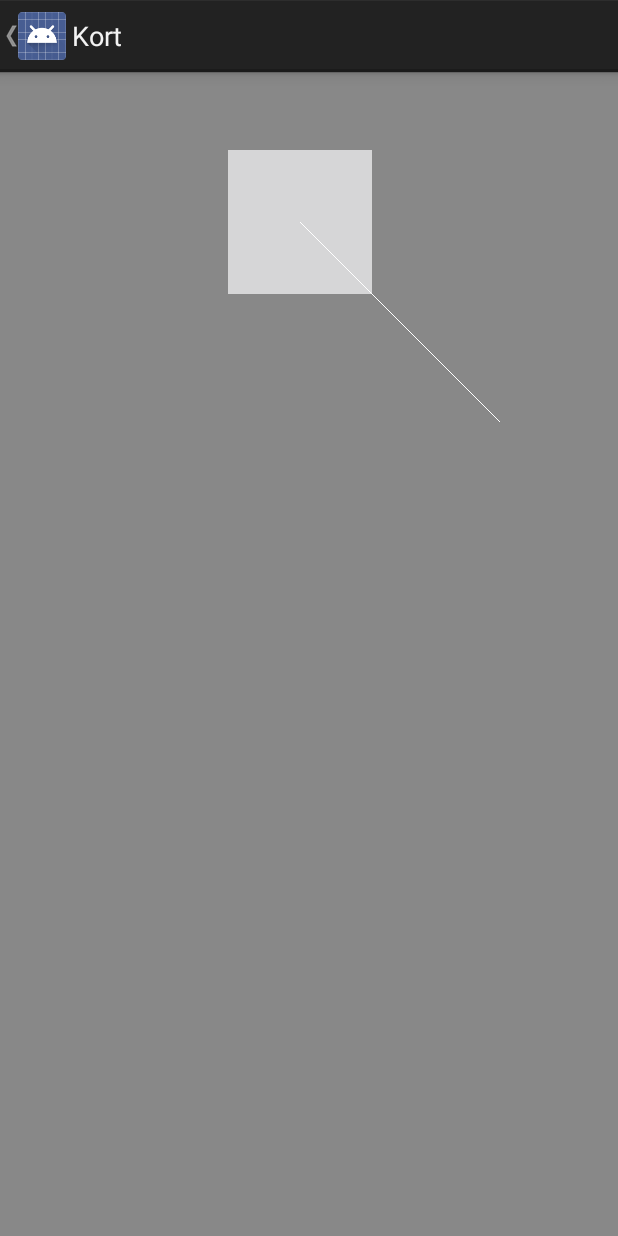
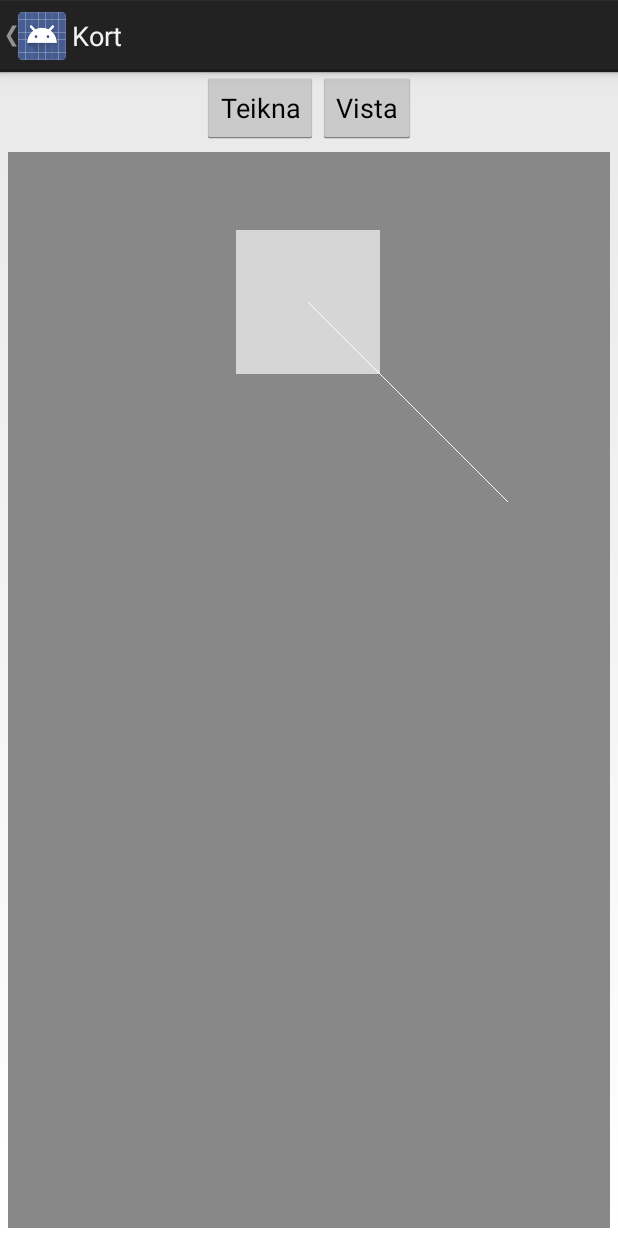
Before and after one commit to HelgaSigga/Pipes, an Android app: the Map screen opened directly, with no data from a screen before it, on a phone screen of 412 x 824 dp. Run offline under Robolectric (Android 15) with nearby library versions, the phone set to English and light mode, and no system bars.

Commit message:
New view in map with buttons
Nýtt útlit, vista takki og teikna takki á eftir að úrfæra virkni fyrir
þá. þeir skrifa bara í log eins og er

```diff
--- a/app/Pipes/app/src/main/java/com/example/quima/pipes/CanvasView.java
+++ b/app/Pipes/app/src/main/java/com/example/quima/pipes/CanvasView.java
@@ -6,6 +6,7 @@ import android.graphics.BitmapFactory;
 import android.graphics.Canvas;
 import android.graphics.Color;
 import android.graphics.Paint;
+import android.util.AttributeSet;
 import android.util.Log;
 import android.view.MotionEvent;
 import android.view.View;
@@ -14,19 +15,29 @@ import android.util.FloatMath;
  * Created by Benedikt Sævarss on 7.2.2015.
  */
 public class CanvasView extends View {
+
     float imagePosX = 300,imagePosY = 150;
     float oldPosX = 0,oldPosY = 0;
     float posX = 0,posY = 0;
     float scaleX = 1, scaleY = 1;
-    Paint paint = new Paint();
-    private Bitmap bmp;
+    float distOld = 1, distCurrent = 1;
+
     Boolean touchOneStatus = false;
     Boolean touchTwoStatus = false;
-    float distOld = 1;
-    float distCurrent = 1;
+
+    private Bitmap bmp;
+    Paint paint = new Paint();
 
     public CanvasView(Context context) {
         super(context);
+        init(context);
+    }
+    public CanvasView(Context context, AttributeSet attrs) {
+        super(context, attrs);
+        init(context);
+    }
+
+    private void init(Context context) {
         bmp = BitmapFactory.decodeResource(getResources(), R.drawable.max1);
     }
 
--- a/app/Pipes/app/src/main/java/com/example/quima/pipes/Map.java
+++ b/app/Pipes/app/src/main/java/com/example/quima/pipes/Map.java
@@ -1,9 +1,11 @@
 package com.example.quima.pipes;
 
 import android.app.Activity;
-import android.graphics.Bitmap;
 import android.os.Bundle;
-import android.widget.ImageView;
+import android.util.Log;
+import android.view.View;
+import android.view.View.OnClickListener;
+import android.widget.Button;
 
 /**
  * Created by Benedikt Sævarss on 28.1.2015.
@@ -16,6 +18,18 @@ public class Map extends Activity{
         super.onCreate(savedInstanceState);
         setContentView(R.layout.activity_map);
 
-        setContentView(new CanvasView(this));
+        Button draw = (Button)findViewById(R.id.button_draw);
+        draw.setOnClickListener(new OnClickListener(){
+            public void onClick(View v){
+                Log.d("pipes", "draw");
+            }
+        });
+
+        Button save = (Button)findViewById(R.id.button_save);
+        save.setOnClickListener(new OnClickListener(){
+            public void onClick(View v){
+                Log.d("pipes","save");
+            }
+        });
     }
 }
--- a/app/Pipes/app/src/main/res/layout/activity_map.xml
+++ b/app/Pipes/app/src/main/res/layout/activity_map.xml
@@ -1,8 +1,31 @@
 <?xml version="1.0" encoding="utf-8"?>
 <LinearLayout xmlns:android="http://schemas.android.com/apk/res/android"
-    android:orientation="vertical"
-    android:layout_width="match_parent"
-    android:layout_height="match_parent"
-    android:weightSum="1">
+    android:layout_width="fill_parent"
+    android:layout_height="fill_parent"
+    android:orientation="vertical" >
+
+    <TableRow
+        android:layout_width="wrap_content"
+        android:layout_height="wrap_content"
+        android:layout_gravity="center">
+        <Button
+            android:id="@+id/button_draw"
+            android:layout_width="wrap_content"
+            android:layout_height="wrap_content"
+            android:layout_gravity="end"
+            android:text="@string/paint" />
+        <Button
+            android:id="@+id/button_save"
+            android:layout_width="wrap_content"
+            android:layout_height="wrap_content"
+            android:layout_gravity="start"
+            android:text="@string/save" />
+    </TableRow>
+
+    <com.example.quima.pipes.CanvasView
+        android:layout_width="fill_parent"
+        android:layout_height="fill_parent"
+        android:layout_margin="5dip"
+        android:id="@+id/the_canvas"/>
 
 </LinearLayout>
--- a/app/Pipes/app/src/main/res/values/strings.xml
+++ b/app/Pipes/app/src/main/res/values/strings.xml
@@ -9,6 +9,8 @@
     <string name="database">Gagnagrunnur</string>
     <string name="data">Upplýsingar um loka</string>
     <string name="info">Vinsamlegast veljið þær upplýsingar sem þið viljið sjá</string>
+    <string name="paint">Teikna</string>
+    <string name="save">Vista</string>
     <string name="title_activity_map">Kort</string>
     <string name="title_activity_data">Upplýsingar um loka</string>
     <string name="title_activity_database">Gagnagrunnur</string>
```
Also changed, not shown: 11 other files.
